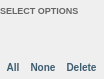
Old version of the form src/schrodinger/sketcher/ui/select_options_widget.ui in the repository schrodinger/sketcher.
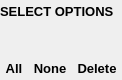
New version of the form. Icons and pictures are not drawn. Custom widgets are drawn as their Qt base class.

Patch:
```diff
--- a/src/schrodinger/sketcher/ui/select_options_widget.ui
+++ b/src/schrodinger/sketcher/ui/select_options_widget.ui
@@ -7,7 +7,7 @@
     <x>0</x>
     <y>0</y>
     <width>104</width>
-    <height>79</height>
+    <height>80</height>
    </rect>
   </property>
   <property name="sizePolicy">
@@ -39,21 +39,11 @@
     <widget class="QLabel" name="title_lbl">
      <property name="font">
       <font>
-       <pointsize>-1</pointsize>
+       <pointsize>10</pointsize>
        <weight>75</weight>
-       <italic>false</italic>
        <bold>true</bold>
       </font>
      </property>
-     <property name="styleSheet">
-      <string notr="true">QLabel {
-font: bold 9px;
-color: #666666
-}
-QLabel:disabled {
-color: #b6b6b6;
-}</string>
-     </property>
      <property name="text">
       <string>SELECT OPTIONS</string>
      </property>
@@ -148,18 +138,20 @@
          <height>24</height>
         </size>
        </property>
+       <property name="font">
+        <font>
+         <pointsize>10</pointsize>
+         <weight>75</weight>
+         <bold>true</bold>
+        </font>
+       </property>
        <property name="toolTip">
         <string>Select all</string>
        </property>
        <property name="styleSheet">
         <string notr="true">QToolButton {
-font: bold 10px;
-color: #3d5d71;
 border : none;
 }
-QToolButton:disabled {
-color: #b6b6b6;
-}
 QToolButton:hover {
 color: #5b8aa8;
 background-color: transparent;
@@ -178,18 +170,20 @@
          <height>24</height>
         </size>
        </property>
+       <property name="font">
+        <font>
+         <pointsize>10</pointsize>
+         <weight>75</weight>
+         <bold>true</bold>
+        </font>
+       </property>
        <property name="toolTip">
         <string>Clear selection</string>
        </property>
        <property name="styleSheet">
         <string notr="true">QToolButton {
-font: bold 10px;
-color: #3d5d71;
 border : none;
 }
-QToolButton:disabled {
-color: #b6b6b6;
-}
 QToolButton:hover {
 color: #5b8aa8;
 background-color: transparent;
@@ -208,18 +202,20 @@
          <height>24</height>
         </size>
        </property>
+       <property name="font">
+        <font>
+         <pointsize>10</pointsize>
+         <weight>75</weight>
+         <bold>true</bold>
+        </font>
+       </property>
        <property name="toolTip">
         <string>Delete selected structure</string>
        </property>
        <property name="styleSheet">
         <string notr="true">QToolButton {
-font: bold 10px;
-color: #3d5d71;
 border : none;
 }
-QToolButton:disabled {
-color: #b6b6b6;
-}
 QToolButton:hover {
 color: #5b8aa8;
 background-color: transparent;
```
